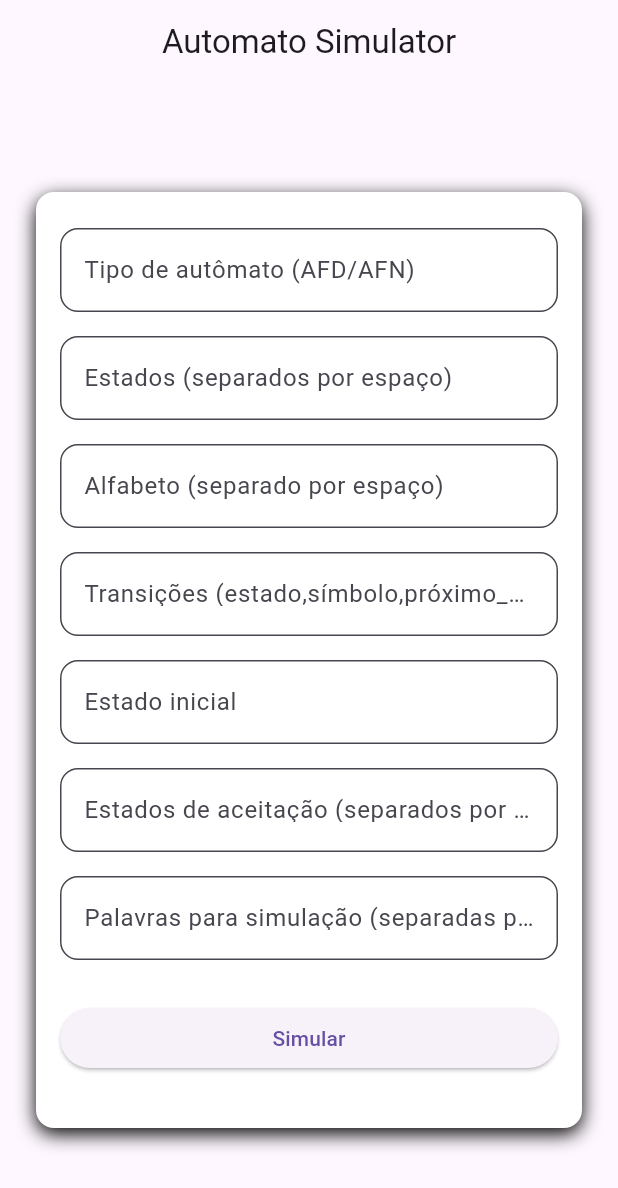
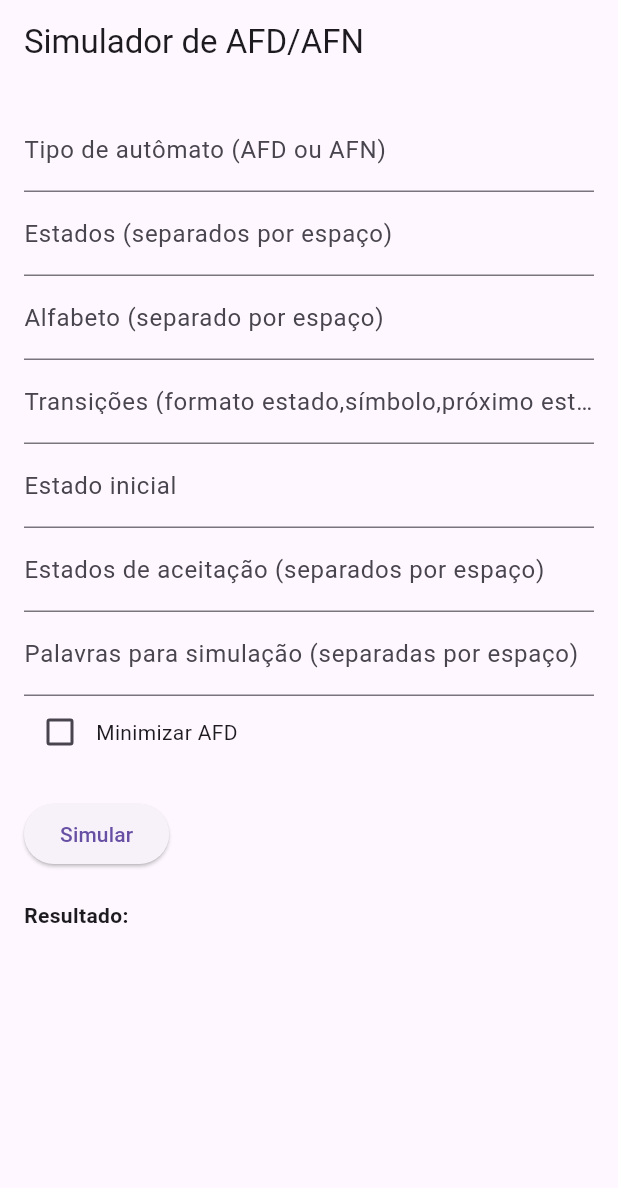
Before and after one commit to FloraRosaPupo/Conversor-de-AFN-AFD, a Flutter app: the screen it shows after launch, on a phone screen of 412 x 824 dp. Shown: the top 1188 px of the screen. Run offline on Flutter 3.47's test engine with Material 3 defaults, Android fonts, the phone set to English and light mode, and no system bars.

Commit message:
minimização

```diff
--- a/automato_app/lib/main.dart
+++ b/automato_app/lib/main.dart
@@ -3,174 +3,142 @@ import 'package:http/http.dart' as http;
 import 'dart:convert';
 
 void main() {
-  runApp(AutomatoApp());
+  runApp(MaterialApp(
+    home: AFDApp(),
+  ));
 }
 
-class AutomatoApp extends StatelessWidget {
+class AFDApp extends StatefulWidget {
   @override
-  Widget build(BuildContext context) {
-    return MaterialApp(
-      title: 'Automato Simulator',
-      theme: ThemeData(
-        primarySwatch: Colors.blue,
-      ),
-      home: AutomatoHomePage(),
-    );
-  }
+  _AFDAppState createState() => _AFDAppState();
 }
 
-class AutomatoHomePage extends StatefulWidget {
-  @override
-  _AutomatoHomePageState createState() => _AutomatoHomePageState();
-}
+class _AFDAppState extends State<AFDApp> {
+  final TextEditingController _tipoAutomatoController = TextEditingController();
+  final TextEditingController _estadosController = TextEditingController();
+  final TextEditingController _alfabetoController = TextEditingController();
+  final TextEditingController _transicoesController = TextEditingController();
+  final TextEditingController _estadoInicialController =
+      TextEditingController();
+  final TextEditingController _estadosAceitacaoController =
+      TextEditingController();
+  final TextEditingController _palavrasController = TextEditingController();
+  bool _minimizar = false;
+  String _resultado = '';
 
-class _AutomatoHomePageState extends State<AutomatoHomePage> {
-  final TextEditingController _typeController = TextEditingController();
-  final TextEditingController _statesController = TextEditingController();
-  final TextEditingController _alphabetController = TextEditingController();
-  final TextEditingController _transitionsController = TextEditingController();
-  final TextEditingController _startStateController = TextEditingController();
-  final TextEditingController _acceptStatesController = TextEditingController();
-  final TextEditingController _wordsController = TextEditingController();
-
-  late Map<String, dynamic> _results = {};
-
-  Future<void> _simulateAutomato() async {
+  Future<void> _simular() async {
     try {
       final response = await http.post(
-        Uri.parse(
-            'http://localhost:5000/simular'),
+        Uri.parse('http://localhost:5000/simular'),
         headers: <String, String>{
           'Content-Type': 'application/json; charset=UTF-8',
         },
-        body: jsonEncode({
-          'tipo_automato': _typeController.text,
-          'estados': _statesController.text.split(' '),
-          'alfabeto': _alphabetController.text.split(' '),
-          'transicoes': _transitionsController.text.split(' '),
-          'estado_inicial': _startStateController.text,
-          'estados_aceitacao': _acceptStatesController.text.split(' '),
-          'palavras': _wordsController.text.split(' '),
+        body: jsonEncode(<String, dynamic>{
+          'tipo_automato': _tipoAutomatoController.text,
+          'estados': _estadosController.text.split(' '),
+          'alfabeto': _alfabetoController.text.split(' '),
+          'transicoes': _transicoesController.text.split(' '),
+          'estado_inicial': _estadoInicialController.text,
+          'estados_aceitacao': _estadosAceitacaoController.text.split(' '),
+          'palavras': _palavrasController.text.split(' '),
+          'minimizar': _minimizar, // Envia a escolha de minimizar ou não
         }),
       );
 
-      print('StatusCode: ${response.statusCode}');
-      print('Response: ${response.body}');
-
       if (response.statusCode == 200) {
         setState(() {
-          _results = jsonDecode(response.body);
+          _resultado = json.decode(response.body).toString();
         });
       } else {
-        throw Exception('Failed to simulate automato: ${response.statusCode}');
+        setState(() {
+          _resultado = 'Erro na simulação: ${response.body}';
+        });
       }
     } catch (e) {
-      print('Erro na simulação: $e');
+      setState(() {
+        _resultado = 'Erro: $e';
+      });
     }
   }
 
   @override
   Widget build(BuildContext context) {
-    final paddingHorizontal = MediaQuery.of(context).size.width * 0.5;
-    final paddingVertical = MediaQuery.of(context).size.height * 0.8;
-
     return Scaffold(
       appBar: AppBar(
-        title: Text('Automato Simulator'),
-        centerTitle: true,
+        title: Text('Simulador de AFD/AFN'),
       ),
-      body: Center(
-        child: Container(
-          /* padding: EdgeInsets.only(
-              left: paddingHorizontal,
-              right: paddingHorizontal,
-              top: paddingVertical,
-              bottom: paddingVertical),*/
-          child: SingleChildScrollView(
-            child: Container(
-              padding: const EdgeInsets.all(16.0),
-              margin: const EdgeInsets.symmetric(horizontal: 24.0),
-              decoration: BoxDecoration(
-                color: Colors.white,
-                borderRadius: BorderRadius.circular(12.0),
-                boxShadow: [
-                  BoxShadow(
-                    blurRadius: 10,
-                    offset: Offset(0, 4),
+      body: Padding(
+        padding: EdgeInsets.all(16.0),
+        child: Column(
+          crossAxisAlignment: CrossAxisAlignment.start,
+          children: [
+            TextField(
+              controller: _tipoAutomatoController,
+              decoration: InputDecoration(
+                labelText: 'Tipo de autômato (AFD ou AFN)',
               ),
-                ],
             ),
-              child: Column(
-                crossAxisAlignment: CrossAxisAlignment.stretch,
-                children: <Widget>[
-                  _buildTextField(
-                    controller: _typeController,
-                    labelText: 'Tipo de autômato (AFD/AFN)',
-                  ),
-                  _buildTextField(
-                    controller: _statesController,
+            TextField(
+              controller: _estadosController,
+              decoration: InputDecoration(
                 labelText: 'Estados (separados por espaço)',
               ),
-                  _buildTextField(
-                    controller: _alphabetController,
+            ),
+            TextField(
+              controller: _alfabetoController,
+              decoration: InputDecoration(
                 labelText: 'Alfabeto (separado por espaço)',
               ),
-                  _buildTextField(
-                    controller: _transitionsController,
-                    labelText: 'Transições (estado,símbolo,próximo_estado)',
             ),
-                  _buildTextField(
-                    controller: _startStateController,
+            TextField(
+              controller: _transicoesController,
+              decoration: InputDecoration(
+                labelText: 'Transições (formato estado,símbolo,próximo estado)',
+              ),
+            ),
+            TextField(
+              controller: _estadoInicialController,
+              decoration: InputDecoration(
                 labelText: 'Estado inicial',
               ),
-                  _buildTextField(
-                    controller: _acceptStatesController,
+            ),
+            TextField(
+              controller: _estadosAceitacaoController,
+              decoration: InputDecoration(
                 labelText: 'Estados de aceitação (separados por espaço)',
               ),
-                  _buildTextField(
-                    controller: _wordsController,
+            ),
+            TextField(
+              controller: _palavrasController,
+              decoration: InputDecoration(
                 labelText: 'Palavras para simulação (separadas por espaço)',
+              ),
+            ),
+            Row(
+              children: [
+                Checkbox(
+                  value: _minimizar,
+                  onChanged: (bool? value) {
+                    setState(() {
+                      _minimizar = value!;
+                    });
+                  },
+                ),
+                Text('Minimizar AFD'),
+              ],
             ),
             SizedBox(height: 20),
             ElevatedButton(
-                    onPressed: _simulateAutomato,
+              onPressed: _simular,
               child: Text('Simular'),
             ),
             SizedBox(height: 20),
-                  _results.isNotEmpty
-                      ? Column(
-                          crossAxisAlignment: CrossAxisAlignment.start,
-                          children: _results.entries.map((entry) {
-                            return Text(
-                              '${entry.key}: ${entry.value}',
-                              style: TextStyle(
-                                  fontSize: 16, color: Colors.black87),
-                            );
-                          }).toList(),
-                        )
-                      : Container(),
+            Text(
+              'Resultado:',
+              style: TextStyle(fontWeight: FontWeight.bold),
+            ),
+            Text(_resultado),
           ],
-              ),
-            ),
-          ),
-        ),
-      ),
-    );
-  }
-
-  Widget _buildTextField(
-      {required TextEditingController controller, required String labelText}) {
-    return Container(
-      margin: EdgeInsets.symmetric(vertical: 8.0),
-      child: TextField(
-        controller: controller,
-        decoration: InputDecoration(
-          labelText: labelText,
-          filled: true,
-          fillColor: Colors.white,
-          border: OutlineInputBorder(
-            borderRadius: BorderRadius.circular(12.0),
-          ),
         ),
       ),
     );
```
Also changed, not shown: 1 other file. Lines whose indentation alone changed are shown as unchanged.
